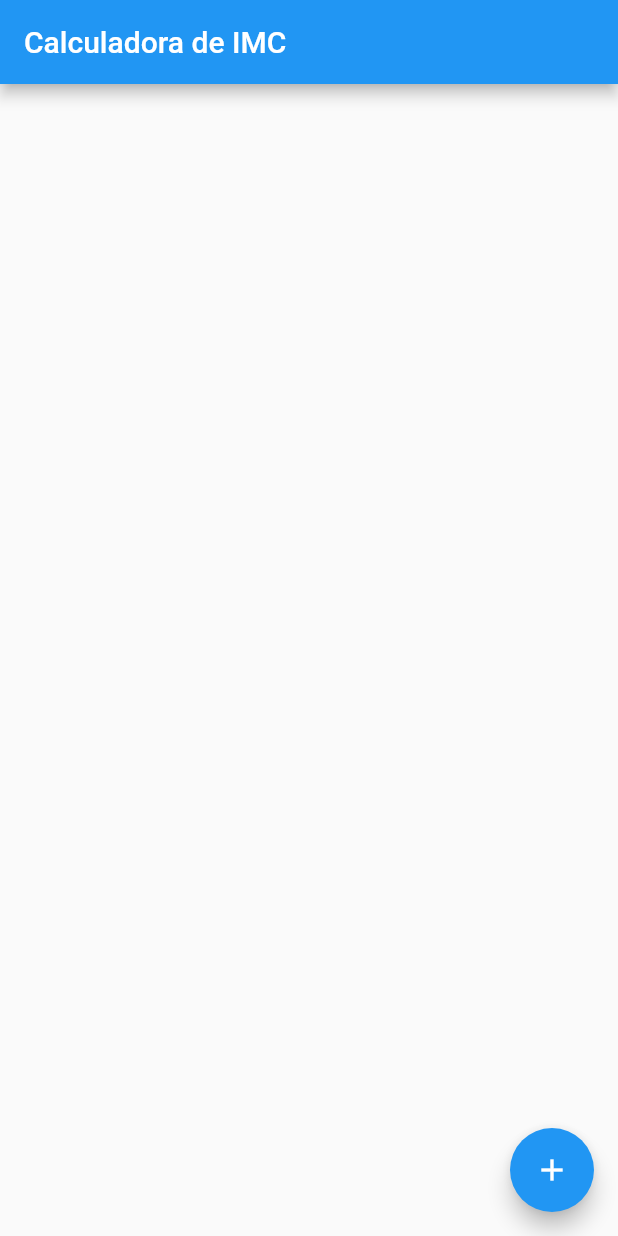
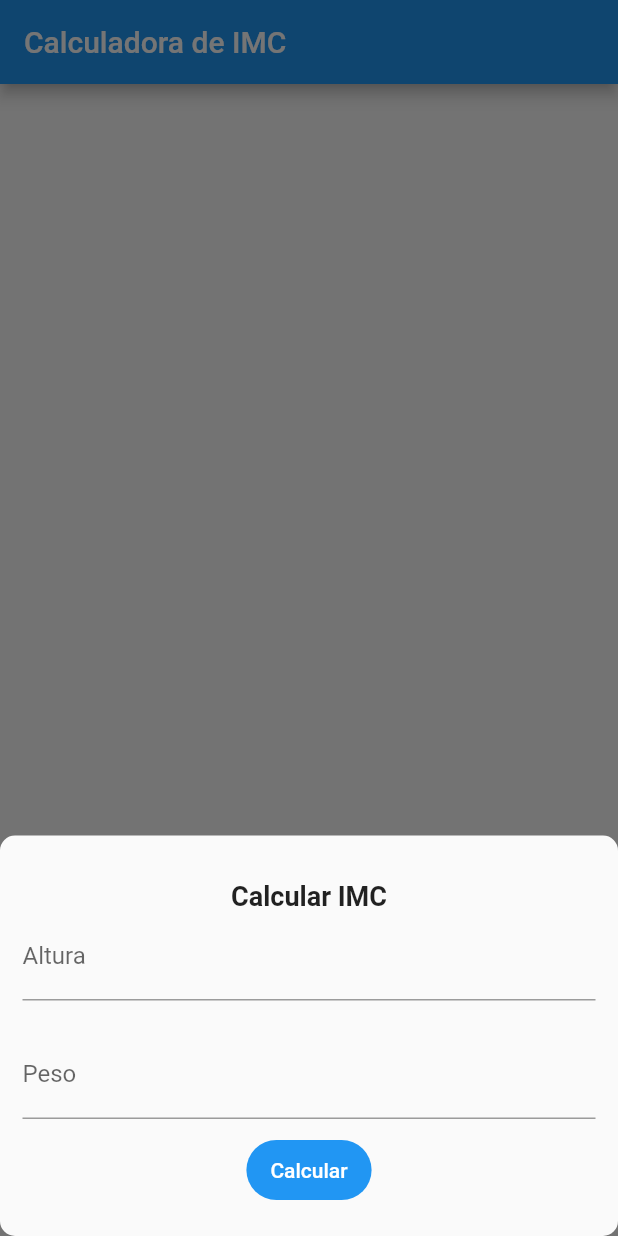
Before and after one commit to AllanGd/flutter_calculadora_imc, a Flutter app: the screen it shows after launch, after a tap on the "add" icon, on a phone screen of 412 x 824 dp. Run offline on Flutter 3.47's test engine with Material 2 defaults, Android fonts, the phone set to English and light mode, and no system bars.

Commit message:
IMC form e IMC list adicionado

```diff
--- a/lib/model/imc.dart
+++ b/lib/model/imc.dart
@@ -20,4 +20,8 @@ class IMC {
   set altura(double altura) {
     _altura = altura;
   }
+
+  double valor() {
+    return double.parse((_peso / (_altura * _altura)).toStringAsFixed(2));
+  }
 }
--- a/lib/pages/home_page.dart
+++ b/lib/pages/home_page.dart
@@ -1,16 +1,132 @@
+import 'package:calculadora_imc/model/imc.dart';
+import 'package:calculadora_imc/repository/imc_repository.dart';
 import 'package:flutter/material.dart';
+import 'package:flutter/services.dart';
 
-class HomePage extends StatelessWidget {
+class HomePage extends StatefulWidget {
   const HomePage({super.key});
+
+  @override
+  State<HomePage> createState() => _HomePageState();
+}
+
+class _HomePageState extends State<HomePage> {
+  TextEditingController pesoController = TextEditingController();
+
+  TextEditingController alturaController = TextEditingController();
+  var imcRepository = IMCRepository();
+  var _imcs = <IMC>[];
+
+  @override
+  void initState() {
+    super.initState();
+    obterIMCs();
+  }
+
+  void obterIMCs() {
+    _imcs = imcRepository.listar();
+    setState(() {});
+  }
 
   @override
   Widget build(BuildContext context) {
     return Scaffold(
       appBar: AppBar(title: const Text("Calculadora de IMC")),
-      body: Container(),
+      body: Container(
+          child: ListView.builder(
+        itemCount: _imcs.length,
+        itemBuilder: (context, index) {
+          var imc = _imcs[index];
+          return Dismissible(
+              key: Key(imc.id),
+              child: Card(
+                child: SingleChildScrollView(
+                    child: Column(
+                  children: [
+                    Row(
+                      children: [
+                        const Text("Altura: "),
+                        Text(imc.altura.toString())
+                      ],
+                    ),
+                    Row(
+                      children: [
+                        const Text("Peso: "),
+                        Text(imc.peso.toString())
+                      ],
+                    ),
+                    const Divider(),
+                    Row(
+                      children: [
+                        const Text("Valor do IMC: "),
+                        Text(imc.valor().toString())
+                      ],
+                    )
+                  ],
+                )),
+              ));
+        },
+      )),
       floatingActionButton: FloatingActionButton(
         child: const Icon(Icons.add),
-        onPressed: () {},
+        onPressed: () {
+          showModalBottomSheet(
+            isScrollControlled: true,
+            shape:
+                RoundedRectangleBorder(borderRadius: BorderRadius.circular(10)),
+            context: context,
+            builder: (context) {
+              return SingleChildScrollView(
+                child: Padding(
+                  padding: EdgeInsets.fromLTRB(
+                      15, 30, 15, MediaQuery.of(context).viewInsets.bottom),
+                  child: Column(children: [
+                    const Text(
+                      "Calcular IMC",
+                      style:
+                          TextStyle(fontSize: 18, fontWeight: FontWeight.w700),
+                    ),
+                    TextField(
+                      controller: alturaController,
+                      keyboardType: TextInputType.number,
+                      inputFormatters: [
+                        FilteringTextInputFormatter.allow(RegExp(r'[0-9.]'))
+                      ],
+                      decoration: const InputDecoration(labelText: "Altura"),
+                    ),
+                    const SizedBox(height: 20),
+                    TextField(
+                      controller: pesoController,
+                      keyboardType: TextInputType.number,
+                      inputFormatters: [
+                        FilteringTextInputFormatter.allow(RegExp(r'[0-9.]'))
+                      ],
+                      decoration: const InputDecoration(labelText: "Peso"),
+                    ),
+                    const SizedBox(
+                      height: 10,
+                    ),
+                    FilledButton(
+                        onPressed: () {
+                          var imc = IMC(double.parse(alturaController.text),
+                              double.parse(pesoController.text));
+                          setState(() {
+                            imcRepository.adicionar(imc);
+                          });
+                          Navigator.pop(context);
+                          alturaController.clear();
+                          pesoController.clear();
+                        },
+                        child: const Text("Calcular")),
+                    const SizedBox(
+                      height: 20,
+                    )
+                  ]),
+                ),
+              );
+            },
+          );
+        },
       ),
     );
   }
--- a/lib/repository/imc_repository.dart
+++ b/lib/repository/imc_repository.dart
@@ -10,4 +10,8 @@ class IMCRepository {
   void remover(String id) {
     _imcs.remove(_imcs.where((element) => element.id == id).first);
   }
+
+  List<IMC> listar() {
+    return _imcs;
+  }
 }
```
Also changed, not shown: 1 other file.
